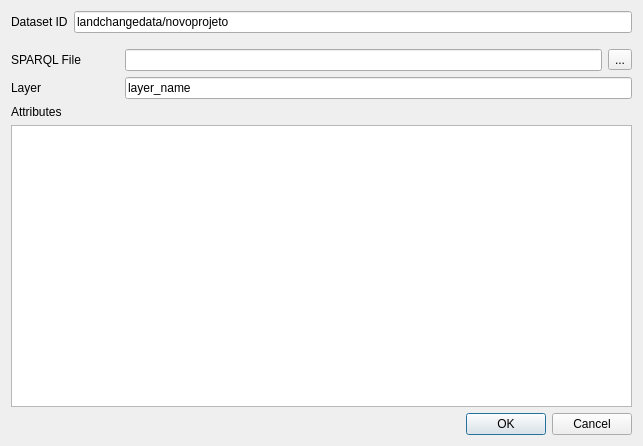
Qt form dbcells_import_dialog_base.ui (dbcells/dbcells-import) before a commit.
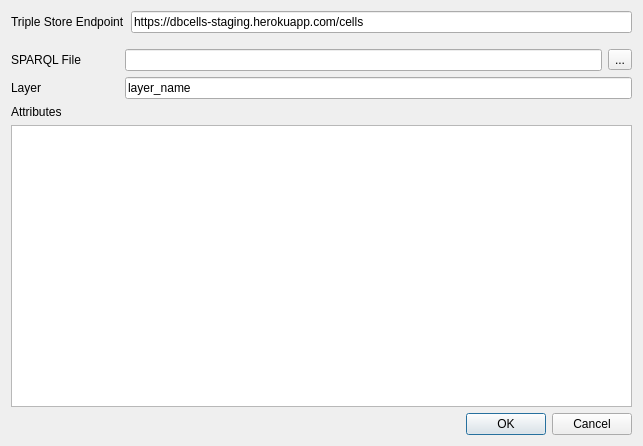
The same form after that commit.

The edit to the form file:
```diff
--- a/dbcells_import_dialog_base.ui
+++ b/dbcells_import_dialog_base.ui
@@ -22,14 +22,14 @@
      <item>
       <widget class="QLabel" name="label_2">
        <property name="text">
-        <string>Dataset ID</string>
+        <string>Triple Store Endpoint</string>
        </property>
       </widget>
      </item>
      <item>
       <widget class="QLineEdit" name="lineDataset">
        <property name="text">
-        <string>landchangedata/novoprojeto</string>
+        <string>https://dbcells-staging.herokuapp.com/cells</string>
        </property>
       </widget>
      </item>
```
Left out of the diff: 8 changed lines with no effect on the pictures.
